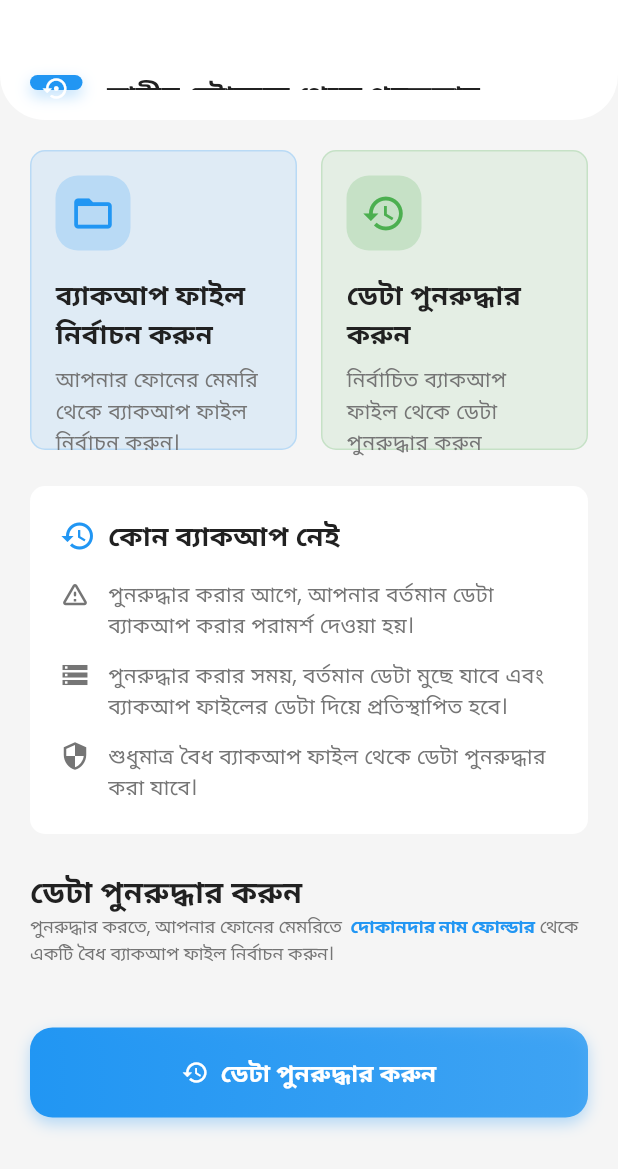
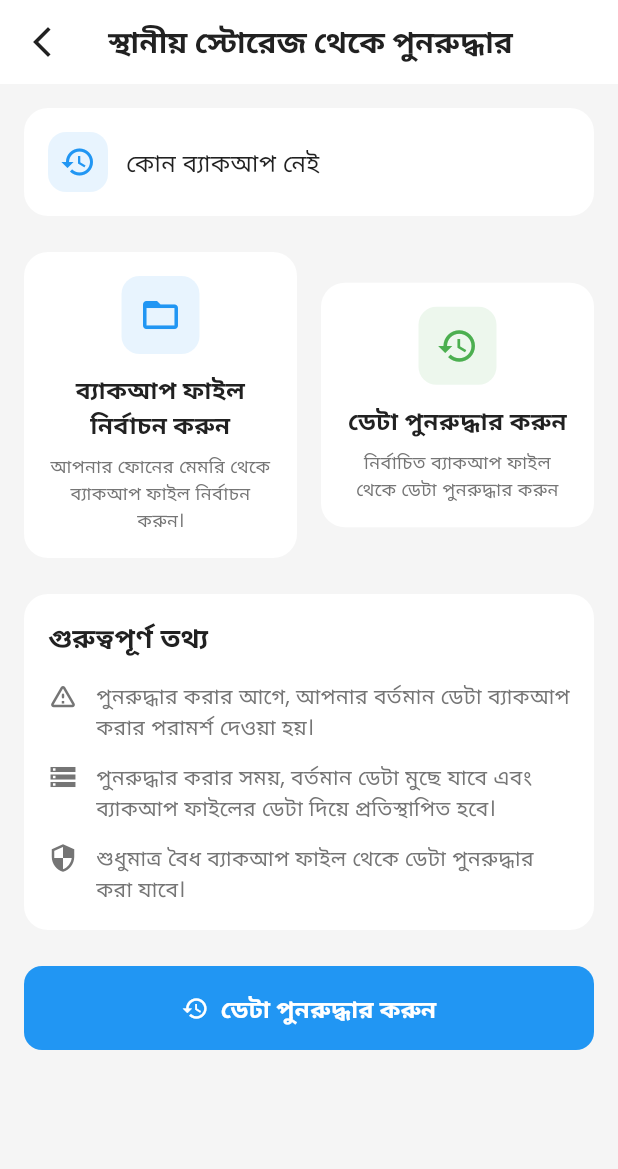
Before and after one commit to mdrakibulhaquesardar/Dokandar-Inventory-App, a Flutter app: the RestoreDataView screen opened by its route, on a phone screen of 412 x 824 dp. Shown: the top 1169 px of the screen. Run offline on Flutter 3.47's test engine with Material 3 defaults, Android fonts, the light colour scheme and no system bars; our stand-ins replace fluttertoast, get, google_fonts, isar, permission_handler, persistent_bottom_nav_bar and 1 more; accounts and stored records are empty; generated files the repository leaves out were written again.

Commit message:
fix : backup File name convention

```diff
--- a/lib/app/data/services/backup_service.dart
+++ b/lib/app/data/services/backup_service.dart
@@ -2,6 +2,7 @@ import 'dart:convert';
 import 'dart:io';
 
 import 'package:get/get.dart';
+import 'package:intl/intl.dart';
 import 'package:isar/isar.dart';
 import 'package:path_provider/path_provider.dart';
 import 'package:permission_handler/permission_handler.dart';
@@ -183,8 +184,11 @@ class BackupService extends GetxService {
             .toList(),
       };
 
-      // Create backup file
-      final timestamp = DateTime.now().toIso8601String().replaceAll(':', '-');
+      // Create backup file with timestamp Like backup_12-04-2025_11-17-17
+
+
+      final timestamp = DateFormat('dd-MM-yyyy_hh-mm-ss a').format(DateTime.now().toLocal());
+
       final backupFile = File(path.join(_backupDir.path, 'backup_$timestamp.json'));
       await backupFile.writeAsString(jsonEncode(backupData));
       return backupFile.path;
--- a/lib/app/modules/data_management/views/restore_data_view.dart
+++ b/lib/app/modules/data_management/views/restore_data_view.dart
@@ -7,71 +7,101 @@ import '../controllers/data_management_controller.dart';
 
 class RestoreDataView extends GetView<DataManagementController> {
   const RestoreDataView({super.key});
+
   @override
   Widget build(BuildContext context) {
     final themeConfig = Get.find<AppThemeConfig>();
     final isDarkMode = Get.isDarkMode;
     return Scaffold(
       backgroundColor: themeConfig.getBackgroundColor(isDarkMode),
-      appBar: PreferredSize(
-        preferredSize: const Size.fromHeight(80),
-        child: Container(
-          padding: const EdgeInsets.fromLTRB(20, 50, 20, 20),
-          decoration: BoxDecoration(
-            color: themeConfig.getSurfaceColor(isDarkMode),
-            borderRadius: const BorderRadius.only(
-              bottomLeft: Radius.circular(30),
-              bottomRight: Radius.circular(30),
-            ),
-          ),
-          child: Row(
-            children: [
-              Container(
-                width: 35,
-                height: 35,
-                decoration: BoxDecoration(
-                  color: themeConfig.getPrimaryColor(isDarkMode),
-                  borderRadius: BorderRadius.circular(12),
-                  boxShadow: [
-                    BoxShadow(
-                      color: themeConfig
-                          .getPrimaryColor(isDarkMode)
-                          .withOpacity(0.3),
-                      blurRadius: 8,
-                      offset: const Offset(0, 4),
-                    ),
-                  ],
-                ),
-                child: const Icon(
-                  Icons.settings_backup_restore,
-                  color: Colors.white,
-                  size: 18,
-                ),
-              ),
-              const SizedBox(width: 16),
-              Text(
+      appBar: AppBar(
+        elevation: 0,
+        backgroundColor: themeConfig.getSurfaceColor(isDarkMode),
+        title: Text(
           'স্থানীয় স্টোরেজ থেকে পুনরুদ্ধার',
           style: GoogleFonts.poppins(
-                  fontSize: 18,
+            fontSize: 20,
             fontWeight: FontWeight.w600,
             color: themeConfig.getTextPrimaryColor(isDarkMode),
           ),
         ),
+        centerTitle: true,
+        leading: IconButton(
+          icon: Icon(
+            Icons.arrow_back_ios_new,
+            color: themeConfig.getTextPrimaryColor(isDarkMode),
+          ),
+          onPressed: () => Get.back(),
+        ),
+      ),
+      body: SingleChildScrollView(
+        child: Padding(
+          padding: const EdgeInsets.all(16.0),
+          child: Column(
+            crossAxisAlignment: CrossAxisAlignment.start,
+            children: [
+              _buildHeaderSection(themeConfig, isDarkMode),
+              const SizedBox(height: 24),
+              _buildActionCards(themeConfig, isDarkMode),
+              const SizedBox(height: 24),
+              _buildInfoSection(themeConfig, isDarkMode),
+              const SizedBox(height: 24),
+              _buildRestoreButton(themeConfig, isDarkMode),
             ],
           ),
         ),
       ),
-      body: SingleChildScrollView(
-        child: Padding(
-          padding: const EdgeInsets.all(20.0),
+    );
+  }
+
+  Widget _buildHeaderSection(AppThemeConfig themeConfig, bool isDarkMode) {
+    return Container(
+      padding: const EdgeInsets.all(16),
+      decoration: BoxDecoration(
+        color: themeConfig.getSurfaceColor(isDarkMode),
+        borderRadius: BorderRadius.circular(16),
+      ),
       child: Column(
         crossAxisAlignment: CrossAxisAlignment.start,
         children: [
           Row(
             children: [
+              Container(
+                padding: const EdgeInsets.all(8),
+                decoration: BoxDecoration(
+                  color:
+                      themeConfig.getPrimaryColor(isDarkMode).withOpacity(0.1),
+                  borderRadius: BorderRadius.circular(12),
+                ),
+                child: Icon(
+                  Icons.history,
+                  color: themeConfig.getPrimaryColor(isDarkMode),
+                  size: 24,
+                ),
+              ),
+              const SizedBox(width: 12),
+              Obx(() => Text(
+                    controller.lastBackupDate.value.isNotEmpty
+                        ? 'সর্বশেষ ব্যাকআপ ${controller.lastBackupDate.value}'
+                        : 'কোন ব্যাকআপ নেই',
+                    style: GoogleFonts.poppins(
+                      fontSize: 16,
+                      fontWeight: FontWeight.w500,
+                      color: themeConfig.getTextPrimaryColor(isDarkMode),
+                    ),
+                  )),
+            ],
+          ),
+        ],
+      ),
+    );
+  }
+
+  Widget _buildActionCards(AppThemeConfig themeConfig, bool isDarkMode) {
+    return Row(
+      children: [
         Expanded(
-                    child: _buildRestoreCard(
-                      context,
+          child: _buildActionCard(
             themeConfig,
             isDarkMode,
             Icons.folder_open,
@@ -82,8 +112,7 @@ class RestoreDataView extends GetView<DataManagementController> {
         ),
         const SizedBox(width: 16),
         Expanded(
-                    child: _buildRestoreCard(
-                      context,
+          child: _buildActionCard(
             themeConfig,
             isDarkMode,
             Icons.restore,
@@ -93,188 +122,10 @@ class RestoreDataView extends GetView<DataManagementController> {
           ),
         ),
       ],
-              ),
-              const SizedBox(height: 24),
-              Obx(() => Container(
-                    padding: const EdgeInsets.all(20),
-                    decoration: BoxDecoration(
-                      color: themeConfig.getSurfaceColor(isDarkMode),
-                      borderRadius: BorderRadius.circular(10),
-                    ),
-                    child: Column(
-                      crossAxisAlignment: CrossAxisAlignment.start,
-                      children: [
-                        Row(
-                          children: [
-                            Icon(
-                              Icons.history,
-                              color: themeConfig.getPrimaryColor(isDarkMode),
-                              size: 24,
-                            ),
-                            const SizedBox(width: 8),
-                            Text(
-                              controller.lastBackupDate.value.isNotEmpty
-                                  ? 'সর্বশেষ ব্যাকআপ ${controller.lastBackupDate.value}'
-                                  : 'কোন ব্যাকআপ নেই',
-                              style: GoogleFonts.poppins(
-                                fontSize: 18,
-                                fontWeight: FontWeight.w600,
-                                color:
-                                    themeConfig.getTextPrimaryColor(isDarkMode),
-                              ),
-                            ),
-                          ],
-                        ),
-                        const SizedBox(height: 16),
-                        _buildInfoRow(
-                          Icons.warning_amber_rounded,
-                          'পুনরুদ্ধার করার আগে, আপনার বর্তমান ডেটা ব্যাকআপ করার পরামর্শ দেওয়া হয়।',
-                          themeConfig,
-                          isDarkMode,
-                        ),
-                        const SizedBox(height: 12),
-                        _buildInfoRow(
-                          Icons.storage,
-                          'পুনরুদ্ধার করার সময়, বর্তমান ডেটা মুছে যাবে এবং ব্যাকআপ ফাইলের ডেটা দিয়ে প্রতিস্থাপিত হবে।',
-                          themeConfig,
-                          isDarkMode,
-                        ),
-                        const SizedBox(height: 12),
-                        _buildInfoRow(
-                          Icons.security,
-                          'শুধুমাত্র বৈধ ব্যাকআপ ফাইল থেকে ডেটা পুনরুদ্ধার করা যাবে।',
-                          themeConfig,
-                          isDarkMode,
-                        ),
-                      ],
-                    ),
-                  )),
-              const SizedBox(height: 24),
-              Text(
-                'ডেটা পুনরুদ্ধার করুন',
-                style: GoogleFonts.poppins(
-                  fontSize: 20,
-                  fontWeight: FontWeight.w600,
-                  color: themeConfig.getTextPrimaryColor(isDarkMode),
-                ),
-              ),
-              RichText(
-                text: TextSpan(
-                  text: 'পুনরুদ্ধার করতে, আপনার ফোনের মেমরিতে ',
-                  style: GoogleFonts.poppins(
-                    fontSize: 12,
-                    color: themeConfig.getTextSecondaryColor(isDarkMode),
-                  ),
-                  children: [
-                    TextSpan(
-                      text: ' দোকানদার নাম ফোল্ডার',
-                      style: GoogleFonts.poppins(
-                        fontSize: 12,
-                        fontWeight: FontWeight.bold,
-                        color: themeConfig.getPrimaryColor(isDarkMode),
-                      ),
-                    ),
-                    TextSpan(
-                      text: ' থেকে একটি বৈধ ব্যাকআপ ফাইল নির্বাচন করুন।',
-                      style: GoogleFonts.poppins(
-                        fontSize: 12,
-                        color: themeConfig.getTextSecondaryColor(isDarkMode),
-                      ),
-                    ),
-                  ],
-                ),
-              ),
-              const SizedBox(height: 20),
-              Obx(() => Column(
-                    crossAxisAlignment: CrossAxisAlignment.start,
-                    children: [
-                      if (controller.isRestoring.value)
-                        LinearProgressIndicator(
-                          value: controller.restoreProgress.value,
-                          backgroundColor: themeConfig
-                              .getTextSecondaryColor(isDarkMode)
-                              .withOpacity(0.1),
-                          valueColor: AlwaysStoppedAnimation<Color>(
-                            themeConfig.getPrimaryColor(isDarkMode),
-                          ),
-                        ),
-                      if (controller.restoreStatus.value.isNotEmpty) ...[
-                        const SizedBox(height: 8),
-                        Text(
-                          controller.restoreStatus.value,
-                          style: GoogleFonts.poppins(
-                            fontSize: 14,
-                            color:
-                                controller.restoreStatus.value.contains('সফল')
-                                    ? Colors.green
-                                    : controller.restoreStatus.value
-                                            .contains('ব্যর্থ')
-                                        ? Colors.red
-                                        : themeConfig
-                                            .getTextSecondaryColor(isDarkMode),
-                          ),
-                        ),
-                      ],
-                    ],
-                  )),
-              const SizedBox(height: 20),
-              Container(
-                width: double.infinity,
-                height: 60,
-                decoration: BoxDecoration(
-                  gradient: LinearGradient(
-                    colors: [
-                      themeConfig.getPrimaryColor(isDarkMode),
-                      themeConfig.getPrimaryColor(isDarkMode).withOpacity(0.8),
-                    ],
-                    begin: Alignment.centerLeft,
-                    end: Alignment.centerRight,
-                  ),
-                  borderRadius: BorderRadius.circular(15),
-                  boxShadow: [
-                    BoxShadow(
-                      color: themeConfig
-                          .getPrimaryColor(isDarkMode)
-                          .withOpacity(0.3),
-                      blurRadius: 8,
-                      offset: const Offset(0, 4),
-                    ),
-                  ],
-                ),
-                child: Obx(() => ElevatedButton.icon(
-                      onPressed: controller.isRestoring.value
-                          ? null
-                          : () => controller.startRestore(),
-                      icon: const Icon(Icons.restore, color: Colors.white),
-                      label: Text(
-                        controller.isRestoring.value
-                            ? 'পুনরুদ্ধার করা হচ্ছে...'
-                            : 'ডেটা পুনরুদ্ধার করুন',
-                        style: GoogleFonts.poppins(
-                          fontSize: 16,
-                          fontWeight: FontWeight.w600,
-                          color: Colors.white,
-                        ),
-                      ),
-                      style: ElevatedButton.styleFrom(
-                        backgroundColor: Colors.transparent,
-                        shadowColor: Colors.transparent,
-                        padding: const EdgeInsets.symmetric(horizontal: 24),
-                        shape: RoundedRectangleBorder(
-                          borderRadius: BorderRadius.circular(15),
-                        ),
-                      ),
-                    )),
-              ),
-            ],
-          ),
-        ),
-      ),
     );
   }
 
-  Widget _buildRestoreCard(
-    BuildContext context,
+  Widget _buildActionCard(
     AppThemeConfig themeConfig,
     bool isDarkMode,
     IconData icon,
@@ -283,54 +134,43 @@ class RestoreDataView extends GetView<DataManagementController> {
     Color color,
   ) {
     return Container(
-      height: 200,
+      padding: const EdgeInsets.all(16),
+      decoration: BoxDecoration(
+        color: themeConfig.getSurfaceColor(isDarkMode),
+        borderRadius: BorderRadius.circular(16),
+      ),
+      child: Column(
+        mainAxisAlignment: MainAxisAlignment.center,
+        children: [
+          Container(
+            padding: const EdgeInsets.all(12),
             decoration: BoxDecoration(
               color: color.withOpacity(0.1),
-        borderRadius: BorderRadius.circular(10),
-        border: Border.all(
-          color: color.withOpacity(0.2),
-        ),
-      ),
-      child: Column(
-        mainAxisAlignment: MainAxisAlignment.start,
-        crossAxisAlignment: CrossAxisAlignment.start,
-        children: [
-          Padding(
-            padding: const EdgeInsets.all(16.0),
-            child: Container(
-              width: 50,
-              height: 50,
-              decoration: BoxDecoration(
-                color: color.withOpacity(0.2),
-                borderRadius: BorderRadius.circular(15),
+              borderRadius: BorderRadius.circular(12),
             ),
             child: Icon(
               icon,
               color: color,
-                size: 30,
+              size: 28,
             ),
           ),
-          ),
-          Padding(
-            padding: const EdgeInsets.symmetric(horizontal: 16),
-            child: Text(
+          const SizedBox(height: 12),
+          Text(
             title,
+            textAlign: TextAlign.center,
             style: GoogleFonts.poppins(
-                fontSize: 18,
+              fontSize: 16,
               fontWeight: FontWeight.w600,
               color: themeConfig.getTextPrimaryColor(isDarkMode),
             ),
           ),
-          ),
           const SizedBox(height: 8),
-          Padding(
-            padding: const EdgeInsets.symmetric(horizontal: 16),
-            child: Text(
+          Text(
             description,
+            textAlign: TextAlign.center,
             style: GoogleFonts.poppins(
-                fontSize: 14,
+              fontSize: 12,
               color: themeConfig.getTextSecondaryColor(isDarkMode),
-              ),
             ),
           ),
         ],
@@ -338,7 +178,51 @@ class RestoreDataView extends GetView<DataManagementController> {
     );
   }
 
-  Widget _buildInfoRow(
+  Widget _buildInfoSection(AppThemeConfig themeConfig, bool isDarkMode) {
+    return Container(
+      padding: const EdgeInsets.all(16),
+      decoration: BoxDecoration(
+        color: themeConfig.getSurfaceColor(isDarkMode),
+        borderRadius: BorderRadius.circular(16),
+      ),
+      child: Column(
+        crossAxisAlignment: CrossAxisAlignment.start,
+        children: [
+          Text(
+            'গুরুত্বপূর্ণ তথ্য',
+            style: GoogleFonts.poppins(
+              fontSize: 18,
+              fontWeight: FontWeight.w600,
+              color: themeConfig.getTextPrimaryColor(isDarkMode),
+            ),
+          ),
+          const SizedBox(height: 16),
+          _buildInfoItem(
+            Icons.warning_amber_rounded,
+            'পুনরুদ্ধার করার আগে, আপনার বর্তমান ডেটা ব্যাকআপ করার পরামর্শ দেওয়া হয়।',
+            themeConfig,
+            isDarkMode,
+          ),
+          const SizedBox(height: 12),
+          _buildInfoItem(
+            Icons.storage,
+            'পুনরুদ্ধার করার সময়, বর্তমান ডেটা মুছে যাবে এবং ব্যাকআপ ফাইলের ডেটা দিয়ে প্রতিস্থাপিত হবে।',
+            themeConfig,
+            isDarkMode,
+          ),
+          const SizedBox(height: 12),
+          _buildInfoItem(
+            Icons.security,
+            'শুধুমাত্র বৈধ ব্যাকআপ ফাইল থেকে ডেটা পুনরুদ্ধার করা যাবে।',
+            themeConfig,
+            isDarkMode,
+          ),
+        ],
+      ),
+    );
+  }
+
+  Widget _buildInfoItem(
     IconData icon,
     String text,
     AppThemeConfig themeConfig,
@@ -365,4 +249,77 @@ class RestoreDataView extends GetView<DataManagementController> {
       ],
     );
   }
+
+  Widget _buildRestoreButton(AppThemeConfig themeConfig, bool isDarkMode) {
+    return Obx(() => Column(
+          children: [
+            if (controller.isRestoring.value)
+              Column(
+                children: [
+                  LinearProgressIndicator(
+                    value: controller.restoreProgress.value,
+                    backgroundColor: themeConfig
+                        .getTextSecondaryColor(isDarkMode)
+                        .withOpacity(0.1),
+                    valueColor: AlwaysStoppedAnimation<Color>(
+                      themeConfig.getPrimaryColor(isDarkMode),
+                    ),
+                  ),
+                  const SizedBox(height: 8),
+                ],
+              ),
+            if (controller.restoreStatus.value.isNotEmpty)
+              Padding(
+                padding: const EdgeInsets.only(bottom: 16),
+                child: Text(
+                  controller.restoreStatus.value,
+                  style: GoogleFonts.poppins(
+                    fontSize: 14,
+                    color: controller.restoreStatus.value.contains('সফল')
+                        ? Colors.green
+                        : controller.restoreStatus.value.contains('ব্যর্থ')
+                            ? Colors.red
+                            : themeConfig.getTextSecondaryColor(isDarkMode),
+                  ),
+                ),
+              ),
+            SizedBox(
+              width: double.infinity,
+              height: 56,
+              child: ElevatedButton(
+                onPressed: controller.isRestoring.value
+                    ? null
+                    : () => controller.startRestore(),
+                style: ElevatedButton.styleFrom(
+                  backgroundColor: themeConfig.getPrimaryColor(isDarkMode),
+                  shape: RoundedRectangleBorder(
+                    borderRadius: BorderRadius.circular(12),
+                  ),
+                  elevation: 0,
+                ),
+                child: Row(
+                  mainAxisAlignment: MainAxisAlignment.center,
+                  children: [
+                    Icon(
+                      Icons.restore,
+                      color: Colors.white,
+                    ),
+                    const SizedBox(width: 8),
+                    Text(
+                      controller.isRestoring.value
+                          ? 'পুনরুদ্ধার করা হচ্ছে...'
+                          : 'ডেটা পুনরুদ্ধার করুন',
+                      style: GoogleFonts.poppins(
+                        fontSize: 16,
+                        fontWeight: FontWeight.w600,
+                        color: Colors.white,
+                      ),
+                    ),
+                  ],
+                ),
+              ),
+            ),
+          ],
+        ));
   }
+}
```
Lines whose indentation alone changed are shown as unchanged.
